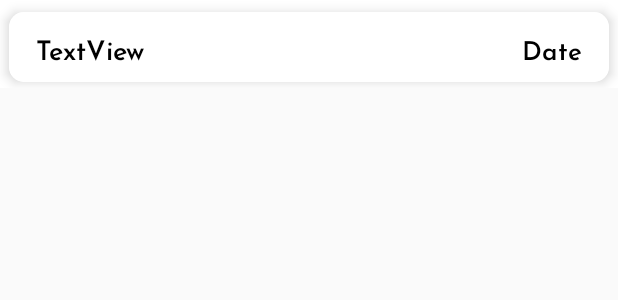
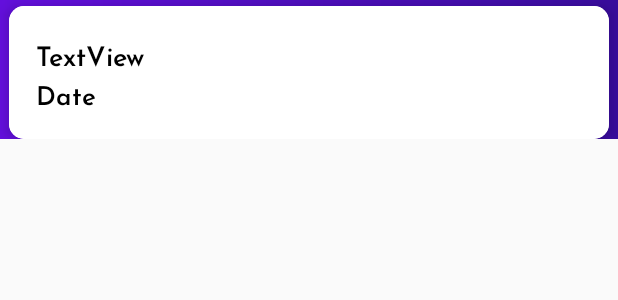
Before and after one commit to hincim/BitirmeProjesi, an Android app: the layout score_row.xml on its own in the app's theme, with its tools: preview values and no code run, on a phone screen of 412 x 824 dp. Shown: the top 300 px of the screen. Run offline under Robolectric (Android 15) with nearby library versions, the phone set to English and light mode, and no system bars.

Commit message:
düzenlemeler yapıldı

```diff
--- a/app/src/main/java/com/example/muhendisliktasarimi/state/MoviesState.kt
+++ b/app/src/main/java/com/example/muhendisliktasarimi/state/MoviesState.kt
@@ -7,5 +7,5 @@ data class MoviesState(
     val isLoading: Boolean = false,
     val movies: List<Movie> = emptyList(),
     val error: String = "",
-    val search: String = "harry potter"
+    val search: String = "Ayla"
 )
--- a/app/src/main/java/com/example/muhendisliktasarimi/view/FeedActivity.kt
+++ b/app/src/main/java/com/example/muhendisliktasarimi/view/FeedActivity.kt
@@ -43,7 +43,6 @@ class FeedActivity : AppCompatActivity() {
         binding.progressBarFeed.visibility = View.VISIBLE
         binding.rv.visibility = View.GONE
         db.collection("Score")
-            .orderBy("date",Query.Direction.DESCENDING)
             .get()
             .addOnSuccessListener { documents ->
                 binding.progressBarFeed.visibility = View.GONE
@@ -58,7 +57,8 @@ class FeedActivity : AppCompatActivity() {
                     }else{
                         email = "Kullanıcı Adı: $email"
                     }
-                    val scoresList = groupedScoresMap.getOrPut(email) { mutableListOf() }
+                    val scoresList = groupedScoresMap
+                        .getOrPut(email) { mutableListOf() }
                     scoresList.add(Pair(date, score))
                 }
 
--- a/app/src/main/java/com/example/muhendisliktasarimi/view/SolveQuestionActivity.kt
+++ b/app/src/main/java/com/example/muhendisliktasarimi/view/SolveQuestionActivity.kt
@@ -343,7 +343,7 @@ class SolveQuestionActivity : AppCompatActivity() {
                     val formatter = DateTimeFormatter.ofPattern("dd-MM-yyyy HH:mm:ss")
                     val formattedDateTime = currentDateTime.format(formatter)
                     val scoreMap = hashMapOf<String, Any>()
-                    scoreMap.put("score","% ${(correctCounter * 100)/questionsSize} Başarı")
+                    scoreMap.put("score","${(correctCounter * 100)/questionsSize}")
                     scoreMap.put("userEmail",auth.currentUser?.email.toString())
                     scoreMap.put("date", formattedDateTime)
                     fireStore.collection("Score").add(scoreMap).addOnSuccessListener {
--- a/app/src/main/java/com/example/muhendisliktasarimi/viewmodel/MovieViewModel.kt
+++ b/app/src/main/java/com/example/muhendisliktasarimi/viewmodel/MovieViewModel.kt
@@ -28,7 +28,7 @@ class MovieViewModel @Inject constructor(
 
 
     init {
-        getMovies("harry")
+        getMovies("Ayla")
     }
 
     private fun getMovies(search:String){
--- a/app/src/main/res/layout/score_row.xml
+++ b/app/src/main/res/layout/score_row.xml
@@ -1,10 +1,9 @@
 <?xml version="1.0" encoding="utf-8"?>
 <androidx.constraintlayout.widget.ConstraintLayout xmlns:android="http://schemas.android.com/apk/res/android"
     xmlns:app="http://schemas.android.com/apk/res-auto"
-    xmlns:tools="http://schemas.android.com/tools"
     android:layout_width="match_parent"
     android:layout_height="wrap_content"
-    android:background="@color/white"
+    android:background="@drawable/card_background_quiz"
     android:orientation="vertical">
 
     <androidx.cardview.widget.CardView
@@ -13,21 +12,19 @@
         android:layout_width="match_parent"
         android:layout_height="wrap_content"
         android:layout_marginStart="6dp"
-        android:layout_marginTop="8dp"
+        android:layout_marginTop="4dp"
         android:layout_marginEnd="6dp"
-        android:layout_marginBottom="4dp"
         app:cardCornerRadius="10dp"
         app:cardElevation="5dp"
-        app:layout_constraintBottom_toBottomOf="parent"
         app:layout_constraintEnd_toEndOf="parent"
         app:layout_constraintStart_toStartOf="parent"
         app:layout_constraintTop_toTopOf="parent">
 
         <androidx.constraintlayout.widget.ConstraintLayout
             android:id="@+id/row"
-            android:background="@color/white"
             android:layout_width="match_parent"
             android:layout_height="match_parent"
+            android:background="@color/white"
             android:padding="10dp">
 
             <TextView
@@ -35,13 +32,13 @@
                 android:layout_width="0dp"
                 android:layout_height="wrap_content"
                 android:layout_marginStart="8dp"
+                android:layout_marginTop="8dp"
                 android:fontFamily="casual"
                 android:gravity="center"
                 android:text="TextView"
                 android:textColor="#000000"
                 android:textSize="18sp"
                 android:textStyle="bold"
-                app:layout_constraintBottom_toBottomOf="parent"
                 app:layout_constraintStart_toStartOf="parent"
                 app:layout_constraintTop_toTopOf="parent">
 
@@ -52,7 +49,7 @@
                 android:layout_width="0dp"
                 android:layout_height="wrap_content"
                 android:layout_marginStart="8dp"
-                android:layout_marginEnd="8dp"
+                android:layout_marginBottom="8dp"
                 android:fontFamily="casual"
                 android:gravity="center"
                 android:text="Date"
@@ -60,8 +57,8 @@
                 android:textSize="17sp"
                 android:textStyle="bold"
                 app:layout_constraintBottom_toBottomOf="parent"
-                app:layout_constraintEnd_toEndOf="parent"
-                app:layout_constraintTop_toTopOf="parent" />
+                app:layout_constraintStart_toStartOf="parent"
+                app:layout_constraintTop_toBottomOf="@+id/rvScoreText" />
 
         </androidx.constraintlayout.widget.ConstraintLayout>
     </androidx.cardview.widget.CardView>
--- a/app/src/main/res/layout/user_score_group.xml
+++ b/app/src/main/res/layout/user_score_group.xml
@@ -8,12 +8,12 @@
     <TextView
         android:layout_gravity="center"
         android:id="@+id/userEmailText"
-        android:textColor="@color/black"
+        android:textColor="@color/white"
         android:layout_width="wrap_content"
         android:layout_height="wrap_content"
         android:textSize="20sp"
         android:textStyle="bold"
-        android:padding="8dp" />
+        android:padding="3dp" />
 
     <LinearLayout
         android:id="@+id/scoresContainer"
--- a/app/src/main/res/values/colors.xml
+++ b/app/src/main/res/values/colors.xml
@@ -7,7 +7,7 @@
     <color name="teal_700">#FF018786</color>
     <color name="black">#FF000000</color>
     <color name="white">#FFFFFFFF</color>
-    <color name="gray">#EFEDED</color>
+    <color name="gray">#E1E1E1</color>
     <color name="customColor">#FF5722</color>
 
 </resources>
```
Also changed, not shown: app/src/main/java/com/example/muhendisliktasarimi/adapter/ScoreAdapter.kt (+20 -6 lines), app/src/main/res/layout/activity_feed.xml (+6 -6 lines).
